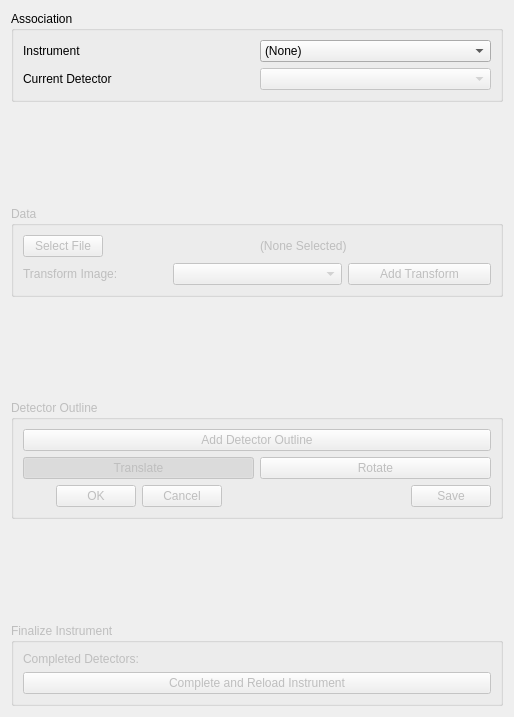
The window that hexrd/ui/resources/ui/import_data_panel.ui (HEXRD/hexrdgui) describes before a commit, drawn with Qt 5.
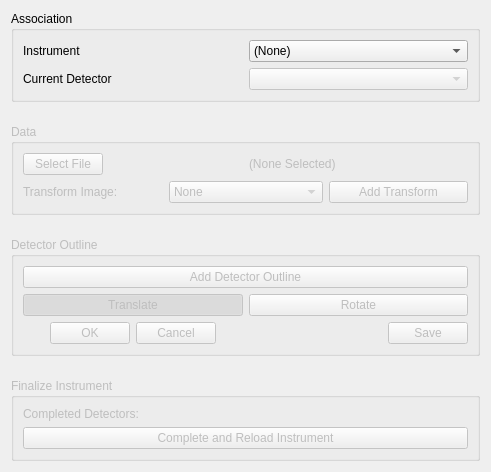
The same window after the commit.

What changed in the file:
```diff
--- a/hexrd/ui/resources/ui/import_data_panel.ui
+++ b/hexrd/ui/resources/ui/import_data_panel.ui
@@ -6,8 +6,8 @@
    <rect>
     <x>0</x>
     <y>0</y>
-    <width>514</width>
-    <height>717</height>
+    <width>491</width>
+    <height>472</height>
    </rect>
   </property>
   <property name="windowTitle">
@@ -145,17 +145,17 @@
           </property>
           <item>
            <property name="text">
-            <string/>
+            <string>None</string>
            </property>
           </item>
           <item>
            <property name="text">
-            <string>Flip about Vertical Axis</string>
+            <string>Mirror about Vertical</string>
            </property>
           </item>
           <item>
            <property name="text">
-            <string>Flip about Horizontal Axis</string>
+            <string>Mirror about Horizontal</string>
            </property>
           </item>
           <item>
```
